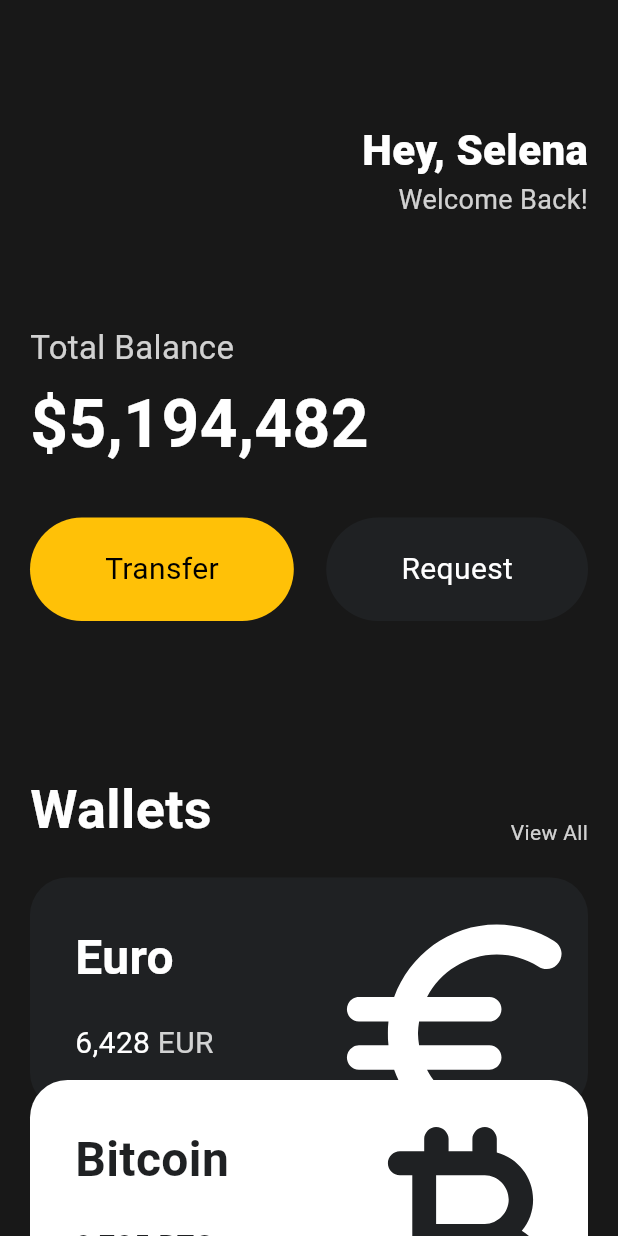
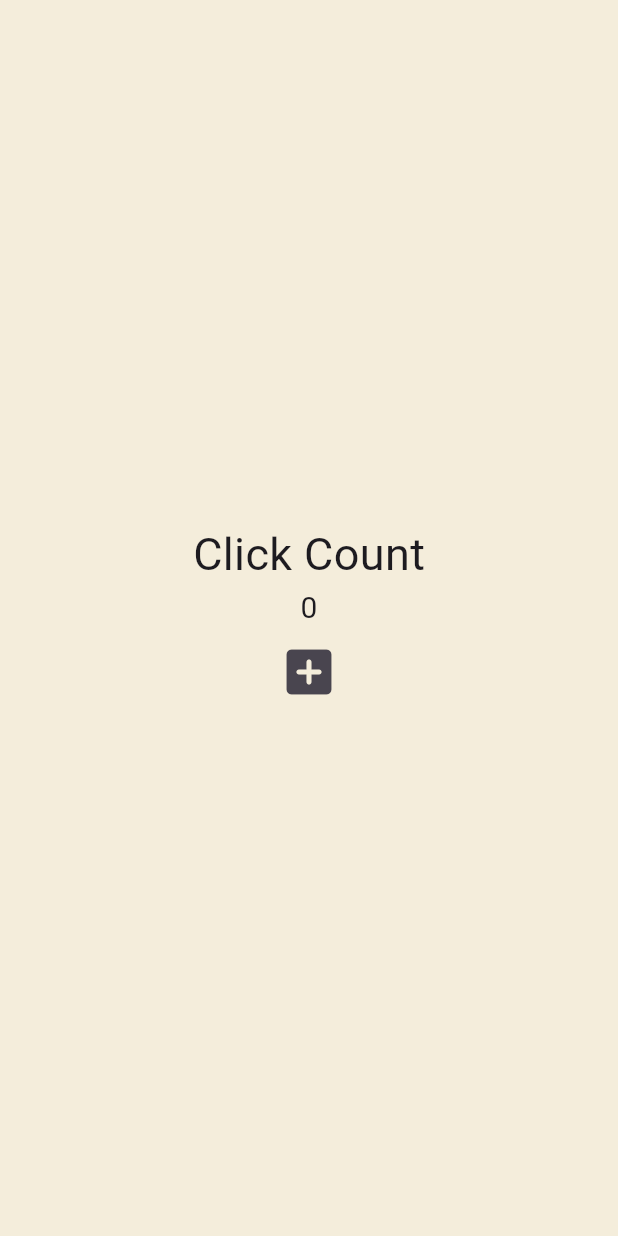
Before and after one commit to kadragon/toonflix, a Flutter app: the screen it shows after launch, on a phone screen of 412 x 824 dp. Run offline on Flutter 3.47's test engine with Material 3 defaults, Android fonts, the phone set to English and light mode, and no system bars.

Commit message:
#4.0 State

```diff
--- a/lib/main.dart
+++ b/lib/main.dart
@@ -1,109 +1,40 @@
 import 'package:flutter/material.dart';
-import 'package:toonflix/widgets/button.dart';
-import 'package:toonflix/widgets/currency_card.dart';
 
 void main() {
   runApp(App());
 }
 
-class App extends StatelessWidget {
+class App extends StatefulWidget {
   const App({super.key});
+
+  @override
+  State<App> createState() => _AppState();
+}
+
+class _AppState extends State<App> {
+  int counter = 0;
+
+  void onClicked() {
+    counter = counter + 1;
+  }
 
   @override
   Widget build(BuildContext context) {
     return MaterialApp(
       home: Scaffold(
-        backgroundColor: Color(0xFF181818),
-        body: SingleChildScrollView(
-          child: Padding(
-            padding: EdgeInsets.symmetric(horizontal: 20),
-            child: Column(
-              crossAxisAlignment: CrossAxisAlignment.start,
-              children: [
-                SizedBox(height: 80),
-                Row(
-                  mainAxisAlignment: MainAxisAlignment.end,
-                  children: [
-                    Column(
-                      crossAxisAlignment: CrossAxisAlignment.end,
-                      children: [
-                        Text(
-                          "Hey, Selena",
-                          style: TextStyle(
-                            color: Colors.white,
-                            fontSize: 28,
-                            fontWeight: FontWeight.w800,
-                          ),
-                        ),
-                        Text(
-                          "Welcome Back!",
-                          style: TextStyle(
-                            color: Colors.white.withValues(alpha: 0.8),
-                            fontSize: 18,
-                          ),
-                        ),
-                      ],
-                    ),
-                  ],
-                ),
-                SizedBox(height: 70),
-                Text(
-                  "Total Balance",
-                  style: TextStyle(
-                    fontSize: 22,
-                    color: Colors.white.withValues(alpha: 0.8),
-                  ),
-                ),
-                SizedBox(height: 5),
-                Text(
-                  "\$5,194,482",
-                  style: TextStyle(
-                    fontSize: 44,
-                    fontWeight: FontWeight.w600,
-                    color: Colors.white,
-                  ),
-                ),
-                SizedBox(height: 30),
-                Row(
-                  mainAxisAlignment: MainAxisAlignment.spaceBetween,
-                  children: [
-                    Button(
-                      text: "Transfer",
-                      bgColor: Colors.amber,
-                      textColor: Colors.black,
-                    ),
-                    Button(
-                      text: 'Request',
-                      bgColor: Color(0xFF1F2123),
-                      textColor: Colors.white,
-                    ),
-                  ],
-                ),
-                SizedBox(height: 100),
-                Row(
-                  mainAxisAlignment: MainAxisAlignment.spaceBetween,
-                  crossAxisAlignment: CrossAxisAlignment.end,
-                  children: [
-                    Text(
-                      "Wallets",
-                      style: TextStyle(
-                        color: Colors.white,
-                        fontSize: 36,
-                        fontWeight: FontWeight.w600,
-                      ),
-                    ),
-                    Text(
-                      "View All",
-                      style: TextStyle(
-                        color: Colors.white.withValues(alpha: 0.8),
-                      ),
-                    ),
-                  ],
-                ),
-                SizedBox(height: 20),
-                CurrencyCardList(),
-              ],
-            ),
+        backgroundColor: Color(0xFFF4EDDB),
+        body: Center(
+          child: Column(
+            mainAxisAlignment: MainAxisAlignment.center,
+            children: [
+              Text('Click Count', style: TextStyle(fontSize: 30)),
+              Text('$counter', style: TextStyle(fontSize: 20)),
+              IconButton(
+                iconSize: 40,
+                onPressed: onClicked,
+                icon: Icon(Icons.add_box_rounded),
+              ),
+            ],
           ),
         ),
       ),
```
